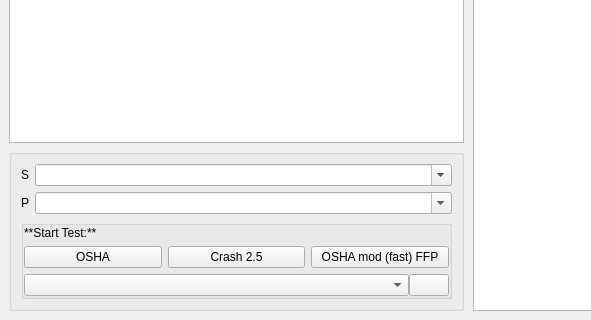
This is mainwindow.ui in ahunt/incolata as Qt 5 draws it before an edit; both pictures show x 0 to 591 and y 480 to 800 of the 1200 by 800 pixel window. The edited form follows.
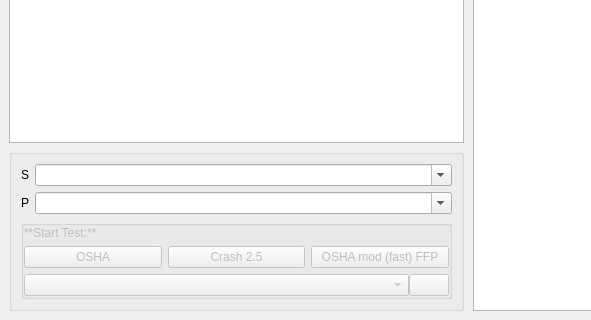
This is the edited form. Icons and pictures are not drawn. Custom widgets are drawn as their Qt base class.

Commit message: mainwindow: enable/disable start test panel based on specimen/subject entry contents

The edit to the form file:
```diff
--- a/mainwindow.ui
+++ b/mainwindow.ui
@@ -201,6 +201,9 @@
            </item>
            <item>
             <widget class="QGroupBox" name="startTestGroupBox">
+             <property name="enabled">
+              <bool>false</bool>
+             </property>
              <property name="flat">
               <bool>true</bool>
              </property>
```
The commit also changes 2 other files.
